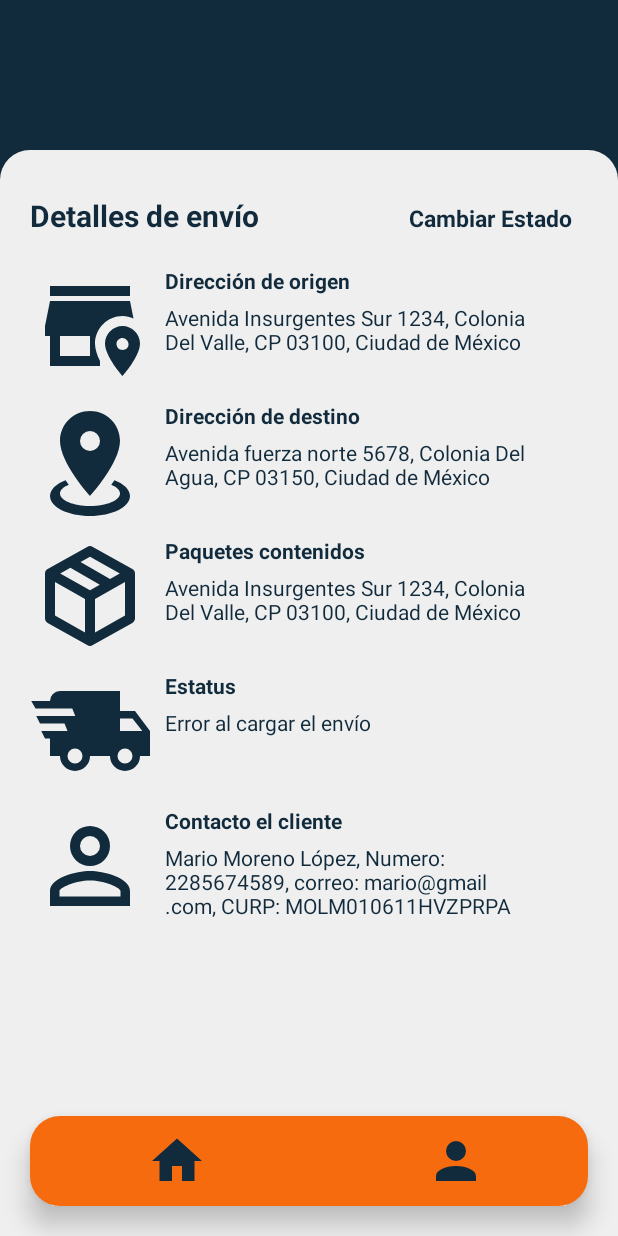
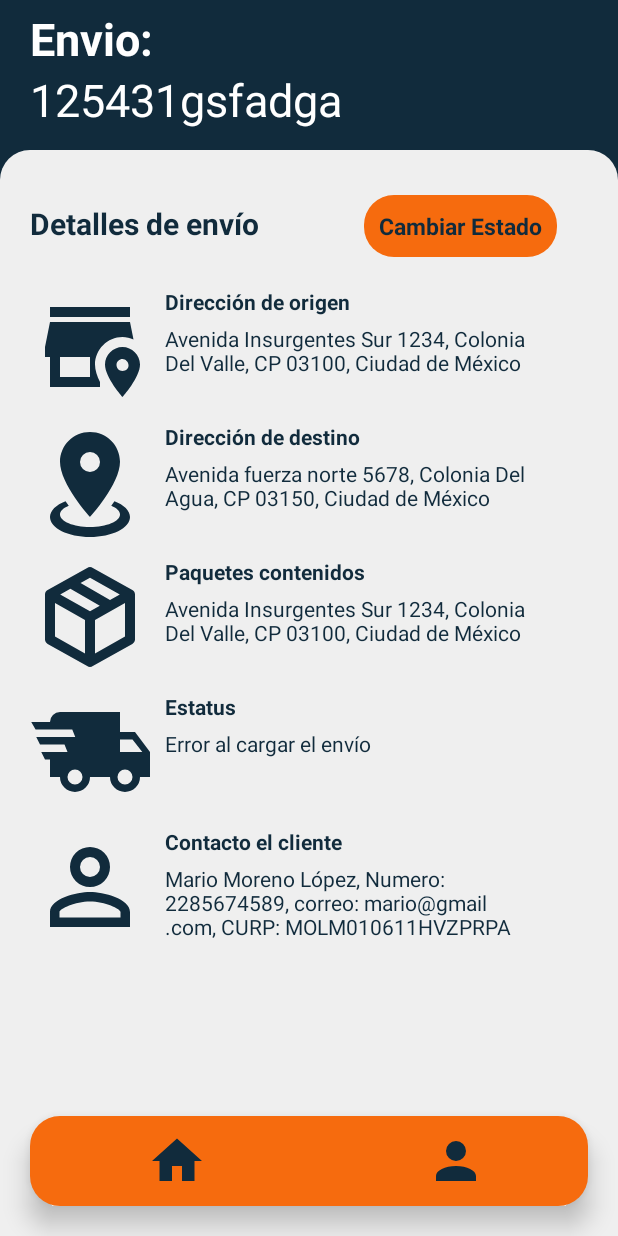
Before and after one commit to xFractu/TimeFastMobile, an Android app: the DetallesEnvioActivity screen opened directly, with no data from a screen before it, on a phone screen of 412 x 824 dp. Run offline under Robolectric (Android 15) with nearby library versions, the phone set to English and light mode, and no system bars.

Commit message:
TimeFastMobile 0.3

```diff
--- a/app/src/main/java/uv/tc/timefastmobile/DetallesEnvioActivity.kt
+++ b/app/src/main/java/uv/tc/timefastmobile/DetallesEnvioActivity.kt
@@ -30,12 +30,15 @@ class DetallesEnvioActivity : AppCompatActivity() {
         if (envioJson != null) {
             val envio = Gson().fromJson(envioJson, Envio::class.java)
             mostrarDetallesEnvio(envio)
+            binding.tvNumGuiaEnvio.text = envio.numGuia
             binding.tvCambiarEstatus.setOnClickListener {
                 irPantallaEstatus(envio,colaborador)
             }
         } else {
             binding.tvInfoEstatus.text = "Error al cargar el envío"
         }
+
+
 
         binding.btnInicio.setOnClickListener {
             irPantallaInicio(colaborador)
@@ -90,7 +93,7 @@ class DetallesEnvioActivity : AppCompatActivity() {
         binding.ivEstatus.setImageResource(estatusDrawable)
 
         binding.tvInfoContacto.text = with(envio.cliente) {
-            "${persona.nombre}, ${persona.apellidoPaterno}, ${persona.apellidoMaterno}, Número: $telefono, Correo: ${persona.correo}, CURP: ${persona.CURP}"
+            "Nombre: ${persona.nombre} ${persona.apellidoPaterno} ${persona.apellidoMaterno}\nNúmero: $telefono\nCorreo: ${persona.correo}"
         }
     }
 
--- a/app/src/main/res/layout/activity_detalles_envio.xml
+++ b/app/src/main/res/layout/activity_detalles_envio.xml
@@ -7,6 +7,29 @@
     android:layout_height="match_parent"
     android:background="@color/l_primary_dark"
     tools:context=".DetallesEnvioActivity">
+
+    <TextView
+        android:id="@+id/tv_envio"
+        android:layout_width="match_parent"
+        android:layout_height="wrap_content"
+        android:textColor="@color/white"
+        android:layout_marginTop="5dp"
+        android:text="Envio:"
+        android:textSize="30sp"
+        android:layout_marginStart="20dp"
+        android:textStyle="bold"
+        />
+
+    <TextView
+        android:id="@+id/tv_num_guia_envio"
+        android:layout_width="match_parent"
+        android:layout_height="wrap_content"
+        android:text="125431gsfadga"
+        android:textColor="@color/white"
+        android:textSize="30dp"
+        android:layout_below="@+id/tv_envio"
+        android:layout_marginStart="20dp"
+        />
 
     <LinearLayout
         android:layout_width="match_parent"
@@ -40,8 +63,11 @@
                 android:layout_height="wrap_content"
                 android:text="Cambiar Estado"
                 android:textStyle="bold"
+                android:backgroundTint="@color/l_accent"
+                android:padding="10dp"
+                android:background="@drawable/rounded_corners_estatus_envio"
                 android:textSize="15dp"
-                android:layout_marginStart="50dp"
+                android:layout_marginStart="20dp"
                 android:layout_marginEnd="20dp"
                 android:gravity="end"
                 android:textColor="@color/l_primary_dark"
--- a/app/src/main/res/layout/activity_estatus.xml
+++ b/app/src/main/res/layout/activity_estatus.xml
@@ -30,7 +30,6 @@ tools:context=".EstatusActivity">
         android:textSize="30dp"
         android:layout_below="@+id/tv_envio"
         android:layout_marginStart="20dp"
-
         />
 
 <LinearLayout
```
Also changed, not shown: app/src/main/java/uv/tc/timefastmobile/EditarPerfilActivity.kt (+7 -0 lines), app/src/main/res/layout/activity_login.xml (+14 -16 lines).
